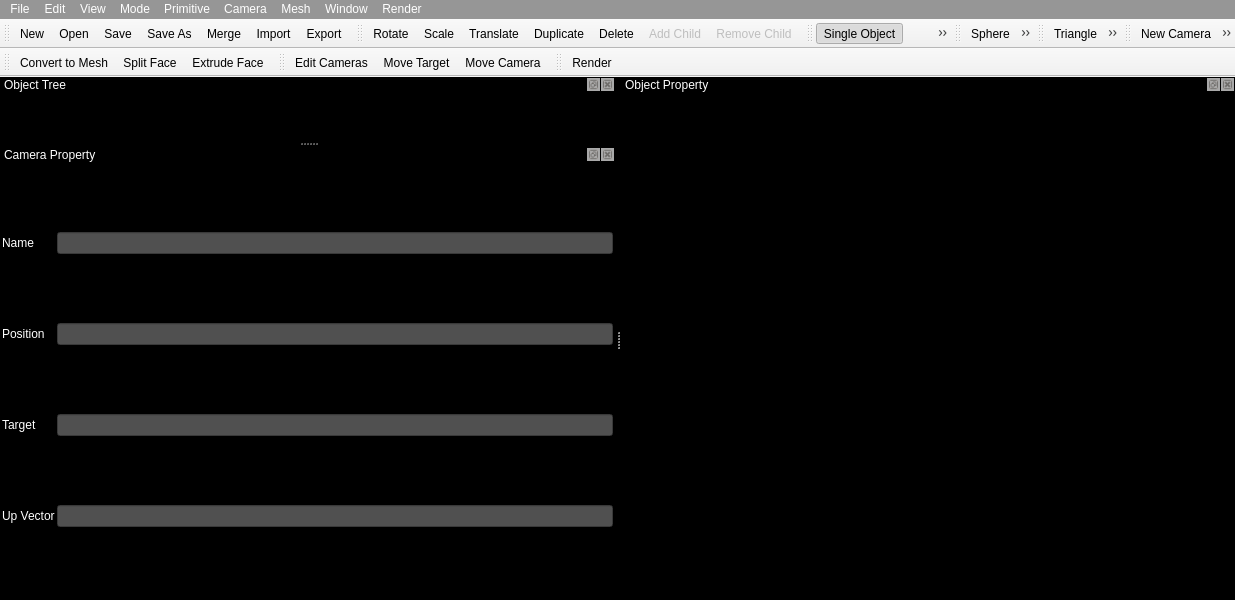
Before: the Qt Designer form SceneModeller/SceneModeller/scenemodeller.ui in basarugur/bu-medialab, drawn with Qt 5.
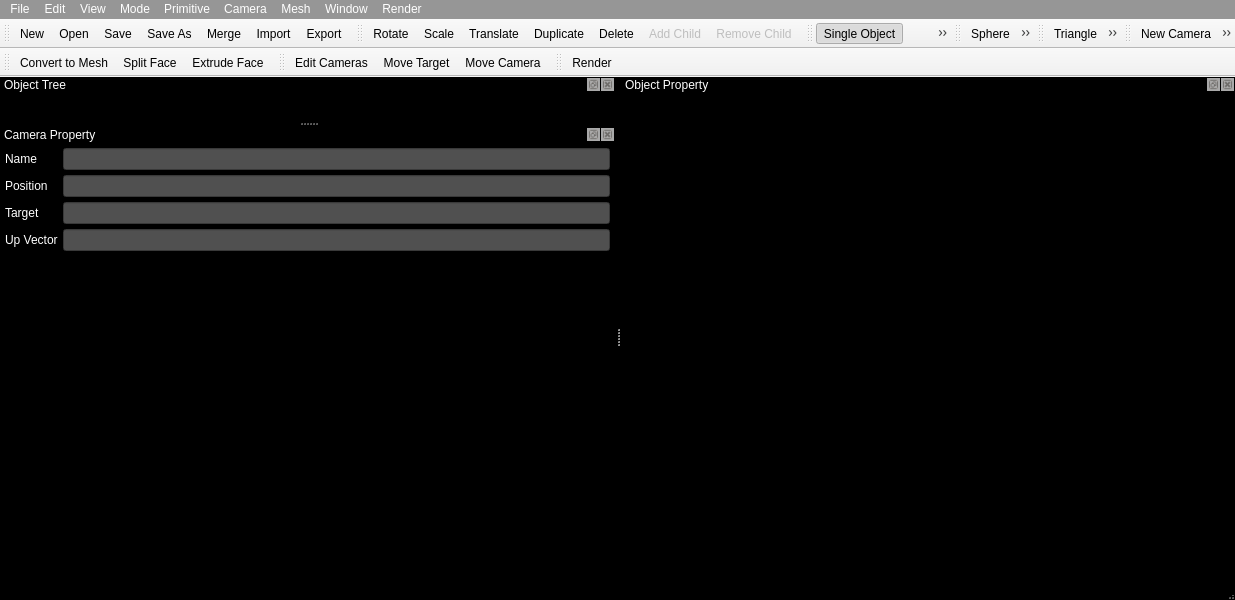
After: the same form once the commit is applied. Icons and pictures are not drawn.

Diff of the .ui file:
```diff
--- a/SceneModeller/SceneModeller/scenemodeller.ui
+++ b/SceneModeller/SceneModeller/scenemodeller.ui
@@ -302,10 +302,10 @@
    <widget class="QWidget" name="dockWidgetContents_5" >
     <layout class="QGridLayout" name="gridLayout_5" >
      <property name="margin" >
-      <number>2</number>
+      <number>5</number>
      </property>
      <property name="spacing" >
-      <number>2</number>
+      <number>5</number>
      </property>
      <item row="1" column="0" >
       <widget class="QLabel" name="Position" >
@@ -315,7 +315,11 @@
       </widget>
      </item>
      <item row="1" column="1" >
-      <widget class="QLineEdit" name="lineEdit" />
+      <widget class="QLineEdit" name="lineEdit" >
+       <property name="readOnly" >
+        <bool>true</bool>
+       </property>
+      </widget>
      </item>
      <item row="2" column="0" >
       <widget class="QLabel" name="label_2" >
@@ -332,7 +336,11 @@
       </widget>
      </item>
      <item row="2" column="1" >
-      <widget class="QLineEdit" name="lineEdit_2" />
+      <widget class="QLineEdit" name="lineEdit_2" >
+       <property name="readOnly" >
+        <bool>true</bool>
+       </property>
+      </widget>
      </item>
      <item row="0" column="0" >
       <widget class="QLabel" name="label" >
@@ -349,10 +357,30 @@
          <verstretch>0</verstretch>
         </sizepolicy>
        </property>
+       <property name="readOnly" >
+        <bool>true</bool>
+       </property>
       </widget>
      </item>
      <item row="3" column="1" >
-      <widget class="QLineEdit" name="lineEdit_3" />
+      <widget class="QLineEdit" name="lineEdit_3" >
+       <property name="readOnly" >
+        <bool>true</bool>
+       </property>
+      </widget>
+     </item>
+     <item row="4" column="1" >
+      <spacer name="verticalSpacer" >
+       <property name="orientation" >
+        <enum>Qt::Vertical</enum>
+       </property>
+       <property name="sizeHint" stdset="0" >
+        <size>
+         <width>20</width>
+         <height>40</height>
+        </size>
+       </property>
+      </spacer>
      </item>
     </layout>
    </widget>
@@ -479,6 +507,20 @@
    </attribute>
    <addaction name="actionRender" />
   </widget>
+  <widget class="QStatusBar" name="statusBar" >
+   <property name="minimumSize" >
+    <size>
+     <width>0</width>
+     <height>5</height>
+    </size>
+   </property>
+   <property name="maximumSize" >
+    <size>
+     <width>16777215</width>
+     <height>5</height>
+    </size>
+   </property>
+  </widget>
   <action name="actionNew" >
    <property name="icon" >
     <iconset resource="scenemodeller.qrc" >
```
